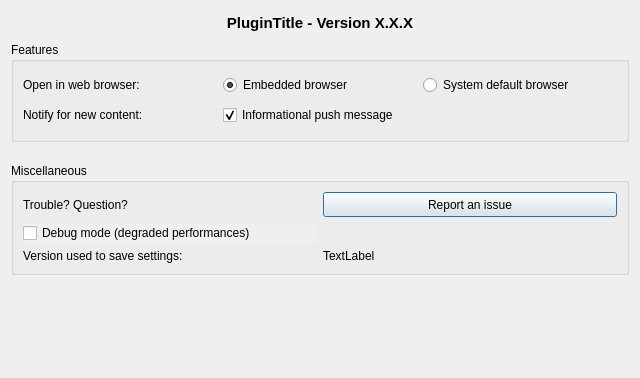
Old version of the form qtribu/gui/dlg_settings.ui in the repository geotribu/qtribu.
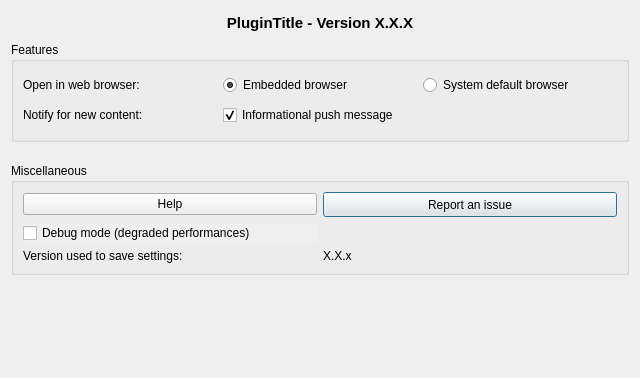
New version of the form. Icons and pictures are not drawn.

Commit message: Add help button in settings

Diff of the .ui file:
```diff
--- a/qtribu/gui/dlg_settings.ui
+++ b/qtribu/gui/dlg_settings.ui
@@ -194,7 +194,7 @@
       <item row="2" column="1">
        <widget class="QLabel" name="lbl_version_saved_value">
         <property name="text">
-         <string notr="true">TextLabel</string>
+         <string notr="true">X.X.x</string>
         </property>
         <property name="textInteractionFlags">
          <set>Qt::NoTextInteraction</set>
@@ -208,13 +208,6 @@
         </property>
        </widget>
       </item>
-      <item row="0" column="0">
-       <widget class="QLabel" name="lbl_report">
-        <property name="text">
-         <string>Trouble? Question?</string>
-        </property>
-       </widget>
-      </item>
       <item row="0" column="1">
        <widget class="QPushButton" name="btn_report">
         <property name="minimumSize">
@@ -238,6 +231,13 @@
         </property>
        </widget>
       </item>
+      <item row="0" column="0">
+       <widget class="QPushButton" name="btn_help">
+        <property name="text">
+         <string>Help</string>
+        </property>
+       </widget>
+      </item>
      </layout>
     </widget>
    </item>
```
The commit also changes 2 other files.
